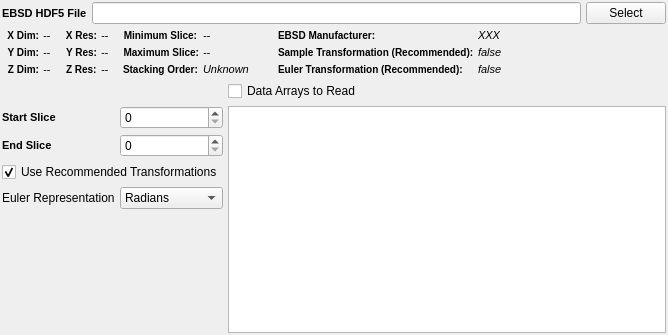
Before: the Qt Designer form Source/Plugins/OrientationAnalysis/Gui/FilterParameterWidgets/UI_Files/ReadH5EbsdWidget.ui in BlueQuartzSoftware/DREAM3D, drawn with Qt 5.
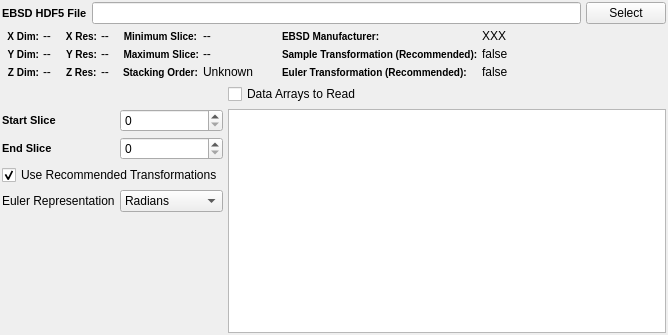
After: the same form once the commit is applied. Custom widgets are drawn as their Qt base class.

Commit message: STYLE: Remove Italics labels as they don't look good on Windows.

```diff
--- a/Source/Plugins/OrientationAnalysis/Gui/FilterParameterWidgets/UI_Files/ReadH5EbsdWidget.ui
+++ b/Source/Plugins/OrientationAnalysis/Gui/FilterParameterWidgets/UI_Files/ReadH5EbsdWidget.ui
@@ -126,18 +126,6 @@
        </item>
        <item row="0" column="1">
         <widget class="QLabel" name="m_XRes">
-         <property name="font">
-          <font>
-           <pointsize>-1</pointsize>
-           <italic>true</italic>
-          </font>
-         </property>
-         <property name="styleSheet">
-          <string notr="true">QLabel {
-	font-size: 11px;
-	font-style: italic;
-}</string>
-         </property>
          <property name="text">
           <string>--</string>
          </property>
@@ -171,18 +159,6 @@
        </item>
        <item row="1" column="1">
         <widget class="QLabel" name="m_YRes">
-         <property name="font">
-          <font>
-           <pointsize>-1</pointsize>
-           <italic>true</italic>
-          </font>
-         </property>
-         <property name="styleSheet">
-          <string notr="true">QLabel {
-	font-size: 11px;
-	font-style: italic;
-}</string>
-         </property>
          <property name="text">
           <string>--</string>
          </property>
@@ -213,18 +189,6 @@
        </item>
        <item row="2" column="1">
         <widget class="QLabel" name="m_ZRes">
-         <property name="font">
-          <font>
-           <pointsize>-1</pointsize>
-           <italic>true</italic>
-          </font>
-         </property>
-         <property name="styleSheet">
-          <string notr="true">QLabel {
-	font-size: 11px;
-	font-style: italic;
-}</string>
-         </property>
          <property name="text">
           <string>--</string>
          </property>
@@ -271,18 +235,6 @@
        </item>
        <item row="0" column="1">
         <widget class="QLabel" name="m_XDim">
-         <property name="font">
-          <font>
-           <pointsize>-1</pointsize>
-           <italic>true</italic>
-          </font>
-         </property>
-         <property name="styleSheet">
-          <string notr="true">QLabel {
-	font-size: 11px;
-	font-style: italic;
-}</string>
-         </property>
          <property name="text">
           <string>--</string>
          </property>
@@ -316,18 +268,6 @@
        </item>
        <item row="1" column="1">
         <widget class="QLabel" name="m_YDim">
-         <property name="font">
-          <font>
-           <pointsize>-1</pointsize>
-           <italic>true</italic>
-          </font>
-         </property>
-         <property name="styleSheet">
-          <string notr="true">QLabel {
-	font-size: 11px;
-	font-style: italic;
-}</string>
-         </property>
          <property name="text">
           <string>--</string>
          </property>
@@ -361,18 +301,6 @@
        </item>
        <item row="2" column="1">
         <widget class="QLabel" name="m_ZDim">
-         <property name="font">
-          <font>
-           <pointsize>-1</pointsize>
-           <italic>true</italic>
-          </font>
-         </property>
-         <property name="styleSheet">
-          <string notr="true">QLabel {
-	font-size: 11px;
-	font-style: italic;
-}</string>
-         </property>
          <property name="text">
           <string>--</string>
          </property>
@@ -425,18 +353,6 @@
        </item>
        <item row="0" column="1">
         <widget class="QLabel" name="m_EbsdManufacturer">
-         <property name="font">
-          <font>
-           <pointsize>-1</pointsize>
-           <italic>true</italic>
-          </font>
-         </property>
-         <property name="styleSheet">
-          <string notr="true">QLabel {
-	font-size: 11px;
-	font-style: italic;
-}</string>
-         </property>
          <property name="text">
           <string>XXX</string>
          </property>
@@ -473,18 +389,6 @@
        </item>
        <item row="1" column="1">
         <widget class="QLabel" name="m_SampleTransformationLabel">
-         <property name="font">
-          <font>
-           <pointsize>-1</pointsize>
-           <italic>true</italic>
-          </font>
-         </property>
-         <property name="styleSheet">
-          <string notr="true">QLabel {
-	font-size: 11px;
-	font-style: italic;
-}</string>
-         </property>
          <property name="text">
           <string>false</string>
          </property>
@@ -521,18 +425,6 @@
        </item>
        <item row="2" column="1">
         <widget class="QLabel" name="m_EulerTransformationLabel">
-         <property name="font">
-          <font>
-           <pointsize>-1</pointsize>
-           <italic>true</italic>
-          </font>
-         </property>
-         <property name="styleSheet">
-          <string notr="true">QLabel {
-	font-size: 11px;
-	font-style: italic;
-}</string>
-         </property>
          <property name="text">
           <string>false</string>
          </property>
@@ -559,18 +451,6 @@
        </property>
        <item row="0" column="1">
         <widget class="QLabel" name="m_ZMin">
-         <property name="font">
-          <font>
-           <pointsize>-1</pointsize>
-           <italic>true</italic>
-          </font>
-         </property>
-         <property name="styleSheet">
-          <string notr="true">QLabel {
-	font-size: 11px;
-	font-style: italic;
-}</string>
-         </property>
          <property name="text">
           <string>--</string>
          </property>
@@ -604,18 +484,6 @@
        </item>
        <item row="1" column="1">
         <widget class="QLabel" name="m_ZMax">
-         <property name="font">
-          <font>
-           <pointsize>-1</pointsize>
-           <italic>true</italic>
-          </font>
-         </property>
-         <property name="styleSheet">
-          <string notr="true">QLabel {
-	font-size: 11px;
-	font-style: italic;
-}</string>
-         </property>
          <property name="text">
           <string>--</string>
          </property>
@@ -649,18 +517,6 @@
        </item>
        <item row="2" column="1">
         <widget class="QLabel" name="m_RefFrameZDir">
-         <property name="font">
-          <font>
-           <pointsize>-1</pointsize>
-           <italic>true</italic>
-          </font>
-         </property>
-         <property name="styleSheet">
-          <string notr="true">QLabel {
-	font-size: 11px;
-	font-style: italic;
-}</string>
-         </property>
          <property name="text">
           <string>Unknown</string>
          </property>
```
